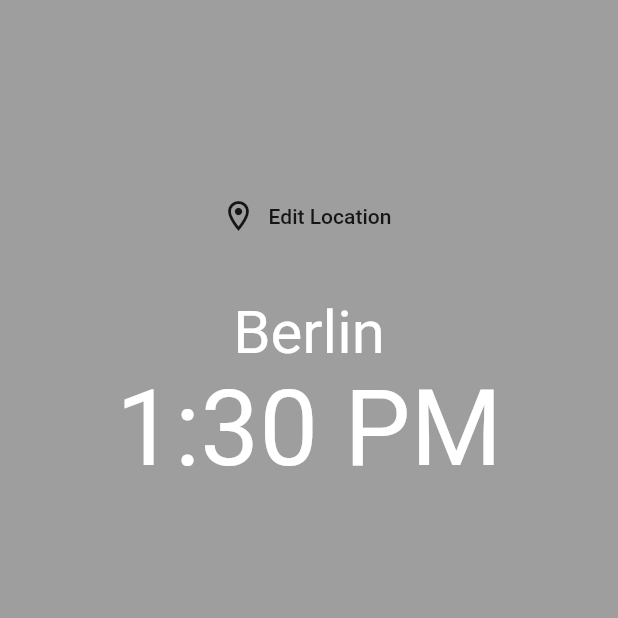
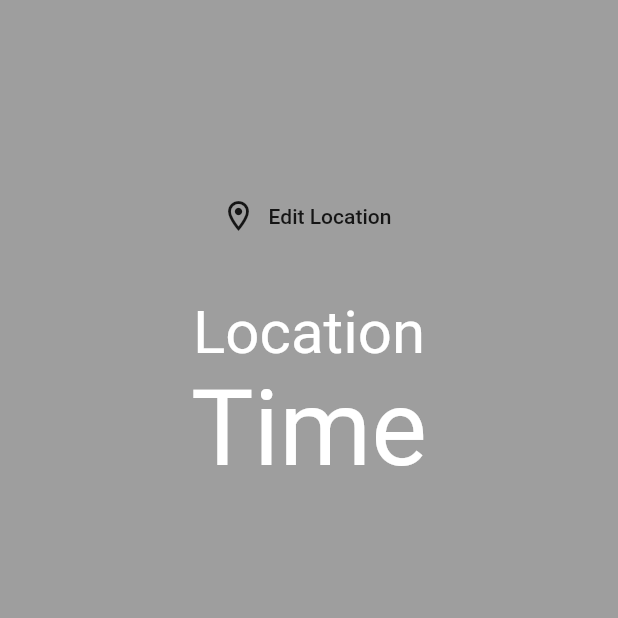
Before and after one commit to Amogh-A/Flutter_World_Time, a Flutter app: the screen it shows after launch, on a phone screen of 412 x 824 dp, the top half of it. Run offline on Flutter 3.47's test engine with Material 2 defaults, Android fonts, the phone set to English and light mode, and no system bars; our stand-ins replace flutter_spinkit.

```diff
--- a/lib/main.dart
+++ b/lib/main.dart
@@ -4,6 +4,7 @@ import 'pages/Loading.dart';
 import 'pages/List.dart';
 
 void main() => runApp(MaterialApp(
+  debugShowCheckedModeBanner: false,
   routes: {
     '/': (context) => Home(),
     '/list' : (context) => List(),
--- a/lib/pages/Home.dart
+++ b/lib/pages/Home.dart
@@ -6,9 +6,17 @@ class Home extends StatefulWidget {
   _HomeState createState() => _HomeState();
 }
 
+const dataa = {
+  'location': "Location",
+  'time': "Time"
+};
+
 class _HomeState extends State<Home> {
+  Map data = {};
+
   @override
   Widget build(BuildContext context) {
+    data = data.isEmpty? dataa: data;
     return Scaffold(
       body: SafeArea(
         child: Container(
@@ -18,14 +26,19 @@ class _HomeState extends State<Home> {
             child: Column(
               crossAxisAlignment: CrossAxisAlignment.stretch,
               children: [
-                FlatButton.icon(onPressed: (){
-                  Navigator.pushNamed(context, '/loading');
+                FlatButton.icon(onPressed: () async{
+                   dynamic result = await Navigator.pushNamed(context, '/loading');
+                   if(result!=null){
+                     setState(() {
+                       data = result;
+                     });
+                   }
                   //TimeServices().getTime("Africa/Abidjan");
                 }, icon: Icon(Icons.location_on_outlined), label: Text("Edit Location")),
                 SizedBox(height: 30,),
                 Center(
                   child: Text(
-                      "Berlin",
+                      data['location'],
                     style: TextStyle(
                       fontSize: 40,
                       color: Colors.white
@@ -34,7 +47,7 @@ class _HomeState extends State<Home> {
                 ),
                 Center(
                   child: Text(
-                      "1:30 PM",
+                      data['time'],
                     style: TextStyle(
                       fontSize: 70,
                       color: Colors.white,
--- a/lib/pages/Loading.dart
+++ b/lib/pages/Loading.dart
@@ -1,3 +1,5 @@
+import 'dart:async';
+
 import 'package:flutter/material.dart';
 import 'package:flutter_spinkit/flutter_spinkit.dart';
 import 'package:World_Time/services/TimeServices.dart';
@@ -11,15 +13,23 @@ class _LoadingState extends State<Loading> {
 
   void getData() async{
     List list = await TimeServices().getTimezoneList();
-    Navigator.pushReplacementNamed(context, '/list', arguments: {
+    dynamic result = await Navigator.pushNamed(context, '/list', arguments: {
       'list': list
     });
+    String time = await TimeServices().getTime(result['location']);
+    String location = result['location'].substring(result['location'].lastIndexOf('/')+1);
+    Navigator.pop(context,{
+      'location': location,
+      'time' : time,
+    }
+    );
   }
 
   @override
   void initState(){
     super.initState();
     getData();
+
   }
 
   @override
--- a/lib/services/TimeServices.dart
+++ b/lib/services/TimeServices.dart
@@ -3,6 +3,7 @@ import 'dart:convert';
 import 'package:flutter/material.dart';
 import 'package:http/http.dart';
 import 'package:World_Time/Constants.dart';
+import 'package:intl/intl.dart';
 
 class TimeServices{
 
@@ -11,11 +12,11 @@ class TimeServices{
     return jsonDecode(response.body);
   }
 
-  void getTime(String path) async{
+  Future <String> getTime(String path) async{
     Response response = await get(Constants().TIME_BASE_URL + path);
     Map data = jsonDecode(response.body);
     DateTime now = DateTime.parse(data['utc_datetime']).add(Duration(hours: int.parse(data['utc_offset'].substring(1,3)),minutes: int.parse(data['utc_offset'].substring(4))));
-    print(now);
+    return DateFormat.jm().format(now);
   }
 
 }
--- a/pubspec.yaml
+++ b/pubspec.yaml
@@ -25,6 +25,7 @@ dependencies:
     sdk: flutter
   http: ^0.12.2
   flutter_spinkit: ^4.1.2+1
+  intl: ^0.16.1
 
 
   # The following adds the Cupertino Icons font to your application.
```
Also changed, not shown: lib/pages/List.dart (+10 -7 lines), pubspec.lock.
